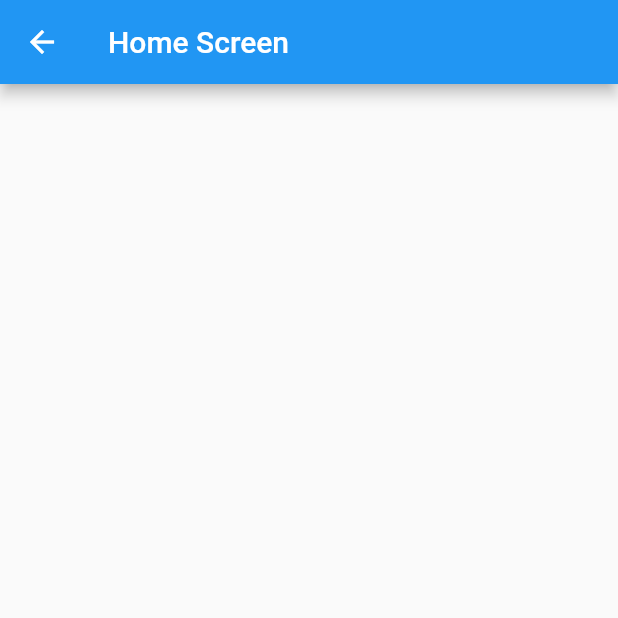
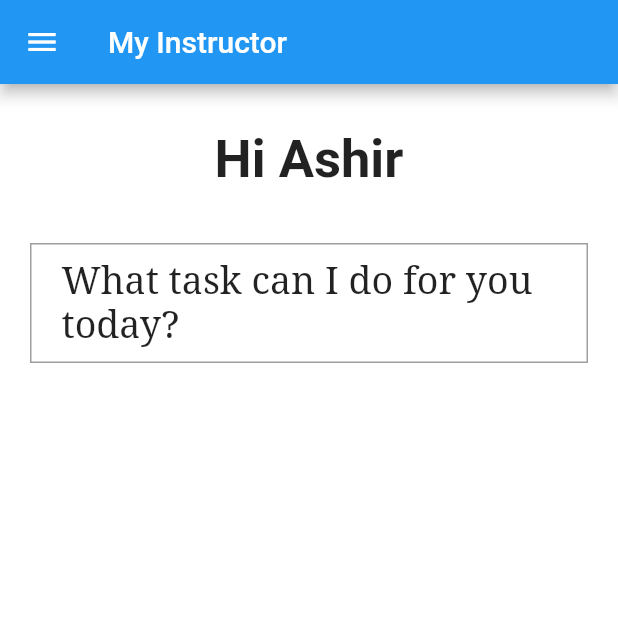
Before and after one commit to AshirShaikh99/Creative-AI, a Flutter app: the HomeScreen screen opened directly, on a phone screen of 412 x 824 dp, the top half of it. Run offline on Flutter 3.47's test engine with Material 2 defaults, Android fonts, the phone set to English and light mode, and no system bars; our stand-ins replace appwrite, flutter_riverpod, fpdart, riverpod; network calls fail.

Commit message:
Fixing all issues and setting up the UI

```diff
--- a/lib/apis/user_api.dart
+++ b/lib/apis/user_api.dart
@@ -25,8 +25,9 @@ class UserAPI implements IUserAPI {
     try {
       await _db.createDocument(
         collectionId: AppWriteConstants.userCollectionID,
-        documentId: 'unique()',
+        documentId: userModel.uid,
         data: userModel.toMap(),
+        databaseId: "6477547a93ccaddcad22",
       );
       right(null);
     } on AppwriteException catch (e, str) {
--- a/lib/constants/appwrite.dart
+++ b/lib/constants/appwrite.dart
@@ -2,4 +2,5 @@ class AppWriteConstants {
   static const String databaseID = "6468ee5de3adb3b14610";
   static const String projectID = "6468cdedbb92d7d0ab21";
   static const String endPoint = "http://localhost:80/v1";
+  static const String userCollectionID = "64776618137307fa0ffa";
 }
--- a/lib/core/utils.dart
+++ b/lib/core/utils.dart
@@ -6,3 +6,7 @@ void showSnackBar(BuildContext context, String content) {
     content: Text(content),
   ));
 }
+
+String getNameFromEmail(String email) {
+  return email.split('@')[0]; // Splitting the emailID //
+}
--- a/lib/features/auth/view/login_view.dart
+++ b/lib/features/auth/view/login_view.dart
@@ -11,6 +11,12 @@ import 'package:flutter_riverpod/flutter_riverpod.dart';
 
 class LoginView extends ConsumerStatefulWidget {
   const LoginView({Key? key}) : super(key: key);
+
+  static route() {
+    return MaterialPageRoute(
+      builder: (context) => const LoginView(),
+    );
+  }
 
   @override
   ConsumerState<LoginView> createState() => _LoginViewState();
--- a/lib/features/home/view/home_screen.dart
+++ b/lib/features/home/view/home_screen.dart
@@ -1,5 +1,9 @@
+import 'dart:math';
+
 import 'package:flutter/material.dart';
 import 'package:flutter_riverpod/flutter_riverpod.dart';
+import 'package:social_networking/apis/user_api.dart';
+import 'package:social_networking/models/user.dart';
 
 class HomeScreen extends ConsumerStatefulWidget {
   static route() {
@@ -20,8 +24,47 @@ class _HomeScreenState extends ConsumerState<HomeScreen> {
   @override
   Widget build(BuildContext context) {
     return Scaffold(
-        appBar: AppBar(
-      title: const Text("Home Screen"),
-    ));
+      backgroundColor: Colors.white,
+      appBar: AppBar(
+        title: const Text("My Instructor"),
+        leading: const Icon(Icons.menu),
+      ),
+      body: Padding(
+        padding: const EdgeInsets.only(top: 30),
+        child: Center(
+          child: Column(
+            children: [
+              const Text(
+                "Hi Ashir",
+                style: TextStyle(
+                  fontSize: 35,
+                  fontWeight: FontWeight.bold,
+                ),
+              ),
+              const SizedBox(
+                height: 5,
+              ),
+              Container(
+                padding:
+                    const EdgeInsets.symmetric(horizontal: 20, vertical: 10),
+                margin: const EdgeInsets.symmetric(horizontal: 20)
+                    .copyWith(top: 30),
+                decoration: BoxDecoration(
+                  border: Border.all(color: Colors.grey),
+                ),
+                child: const Text(
+                  "What task can I do for you today?",
+                  style: TextStyle(
+                    fontSize: 25,
+                    fontFamily: 'serif',
+                    fontWeight: FontWeight.w400,
+                  ),
+                ),
+              ),
+            ],
+          ),
+        ),
+      ),
+    );
   }
 }
--- a/pubspec.yaml
+++ b/pubspec.yaml
@@ -34,7 +34,7 @@ dependencies:
   # The following adds the Cupertino Icons font to your application.
   # Use with the CupertinoIcons class for iOS style icons.
   cupertino_icons: ^1.0.2
-  appwrite: ^6.0.0
+  appwrite: ^8.0.0
   riverpod: ^1.0.3+1
   fpdart: ^0.2.0
   fvm: ^2.3.1
```
Also changed, not shown: lib/apis/auth_api.dart (+4 -4 lines), lib/core/providers.dart (+7 -0 lines), lib/features/auth/controller/auth_controller.dart (+5 -5 lines), lib/main.dart (+21 -3 lines), lib/models/user.dart (+11 -3 lines), pubspec.lock, 1 other file.
